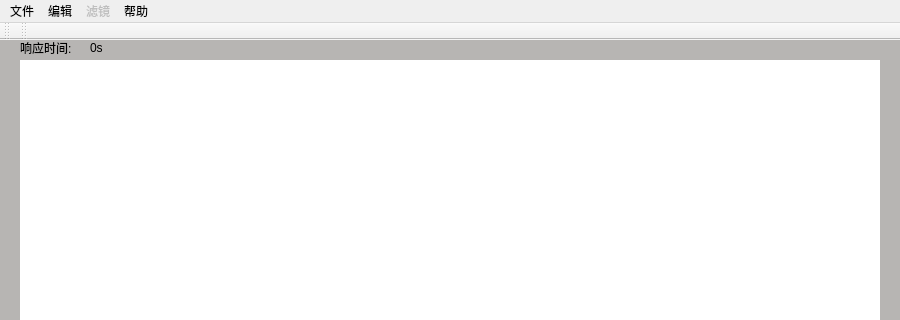
Qt form mainwindow.ui (vitalight/Visionary) before a commit; both pictures show x 0 to 900 and y 0 to 320 of the 900 by 750 pixel window.
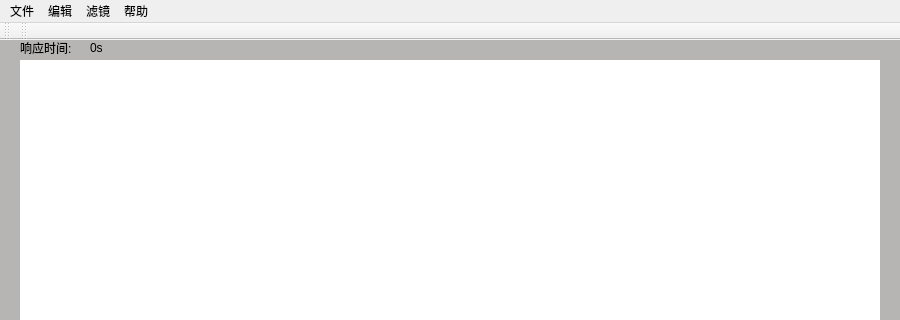
The same form after that commit.

What changed in the file:
```diff
--- a/mainwindow.ui
+++ b/mainwindow.ui
@@ -124,7 +124,7 @@
    </widget>
    <widget class="QMenu" name="menuFilter">
     <property name="enabled">
-     <bool>false</bool>
+     <bool>true</bool>
     </property>
     <property name="title">
      <string>滤镜</string>
```
Left out of the diff: 130 changed lines with no effect on the pictures.
